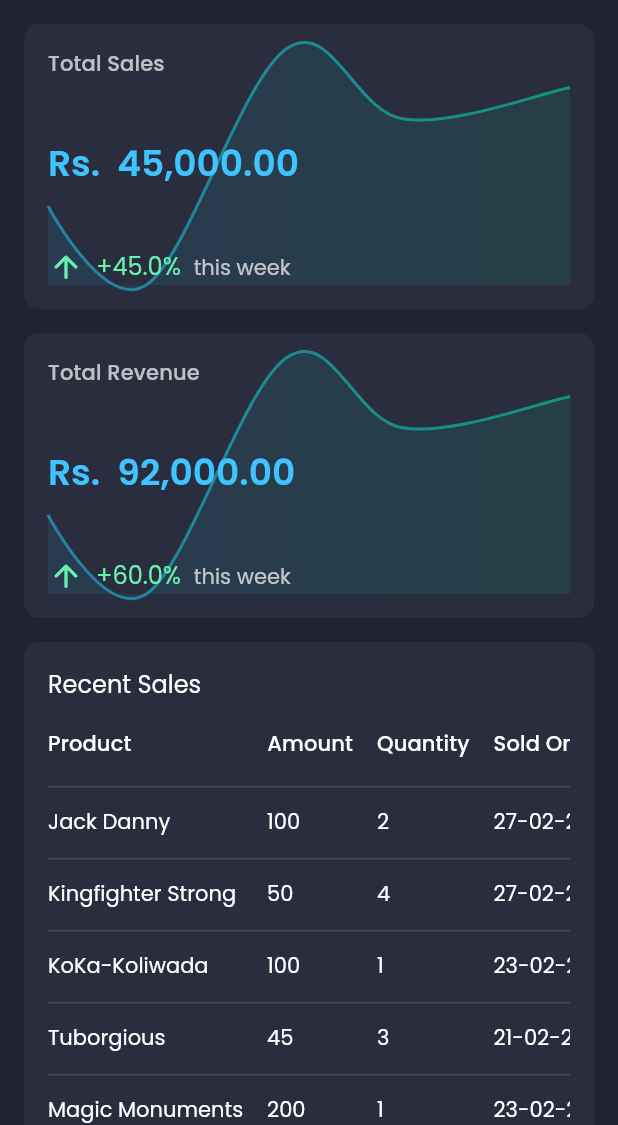
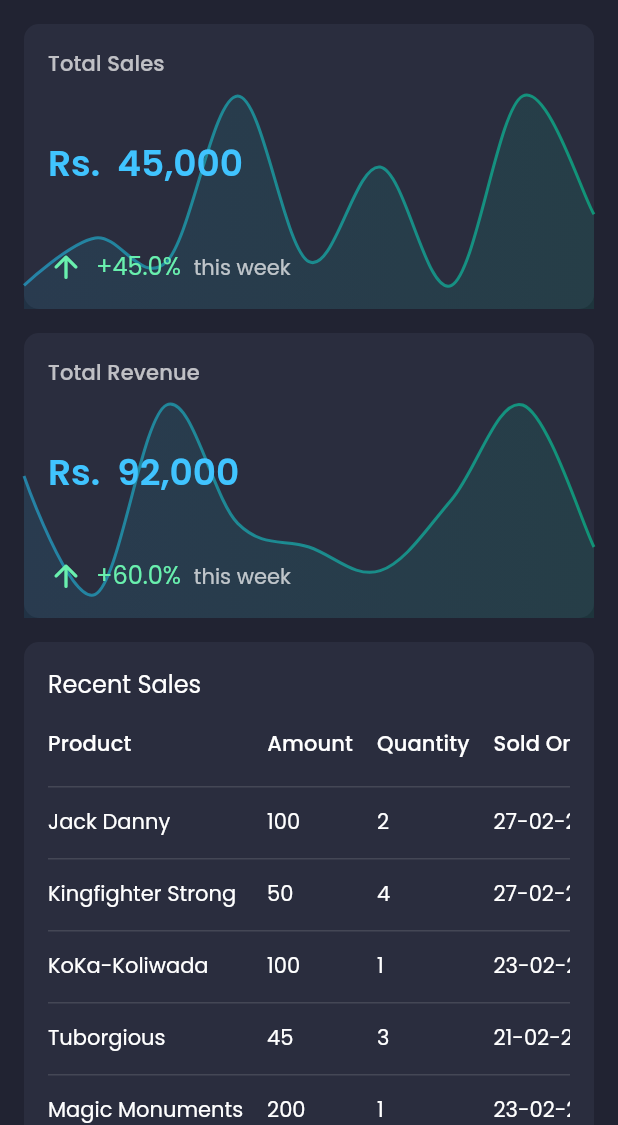
Before and after one commit to chrisd666/chrisander-dashboard, a Flutter app: the screen it shows after launch, on a phone screen of 412 x 824 dp, the part 111-1236 px from its top. Run offline on Flutter 3.47's test engine with Material 2 defaults, Android fonts, the phone set to English and light mode, and no system bars; drawn by our look-alikes of fl_chart; our stand-ins replace google_fonts.

Commit message:
info card update

```diff
--- a/lib/models/InfoCardData.dart
+++ b/lib/models/InfoCardData.dart
@@ -20,7 +20,7 @@ List<CloudStorageInfo> demoMyFields = [
       graphData: [
         {'x': 1, 'y': 1},
         {'x': 2, 'y': 3},
-        {'x': 3, 'y': 0},
+        {'x': 3, 'y': 2},
         {'x': 4, 'y': 9},
         {'x': 5, 'y': 2},
         {'x': 6, 'y': 6},
--- a/lib/screens/dashboard/components/info_card.dart
+++ b/lib/screens/dashboard/components/info_card.dart
@@ -1,6 +1,5 @@
 import 'package:fl_chart/fl_chart.dart';
 import 'package:flutter/material.dart';
-import 'package:intl/intl.dart';
 import '../../../constants.dart';
 import '../../../models/InfoCardData.dart';
 
@@ -17,7 +16,6 @@ class InfoCard extends StatelessWidget {
   @override
   Widget build(BuildContext context) {
     return Container(
-      padding: EdgeInsets.all(defaultPadding),
       decoration: BoxDecoration(
           color: secondaryColor,
           borderRadius: const BorderRadius.all(Radius.circular(10))),
@@ -38,21 +36,18 @@ class InfoChart extends StatelessWidget {
 
   @override
   Widget build(BuildContext context) {
-    return LineChart(
+    return Padding(
+      padding: const EdgeInsets.only(top: defaultPadding * 3),
+      child: LineChart(
         LineChartData(
             borderData: FlBorderData(show: false),
             titlesData: FlTitlesData(show: false),
             gridData: FlGridData(show: false),
             lineTouchData: LineTouchData(enabled: false),
+            minY: 0,
             lineBarsData: [
               LineChartBarData(
-                spots: [
-                  FlSpot(1, 3),
-                  FlSpot(2.6, 2),
-                  FlSpot(4.9, 5),
-                  FlSpot(6.8, 4.1),
-                  FlSpot(9.5, 4.5)
-                ],
+                  spots: graphData.map((e) => FlSpot(e['x'], e['y'])).toList(),
                   isCurved: true,
                   dotData: FlDotData(show: false),
                   colors: gradientColors,
@@ -64,6 +59,7 @@ class InfoChart extends StatelessWidget {
             ]),
         swapAnimationDuration: Duration(milliseconds: 150), // Optional
         swapAnimationCurve: Curves.linear,
+      ),
     );
   }
 }
@@ -78,9 +74,8 @@ class InfoFigures extends StatelessWidget {
 
   @override
   Widget build(BuildContext context) {
-    var numberFormat = NumberFormat("#,##,###.00");
-
     return Container(
+      padding: EdgeInsets.all(defaultPadding),
       child: Column(
         mainAxisAlignment: MainAxisAlignment.spaceBetween,
         crossAxisAlignment: CrossAxisAlignment.start,
```
Lines whose indentation alone changed are shown as unchanged.
